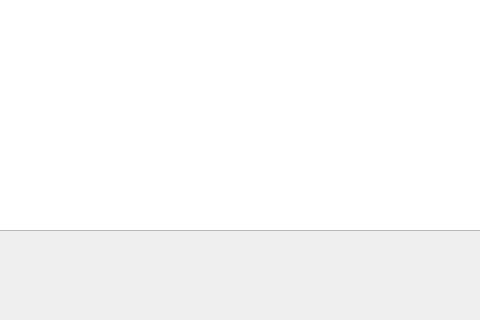
The window that ui/TableForm.ui (helviett/MKM_Lab1) describes before a commit, drawn with Qt 5; both pictures show x 156 to 636 and y 280 to 600 of the 800 by 600 pixel window.
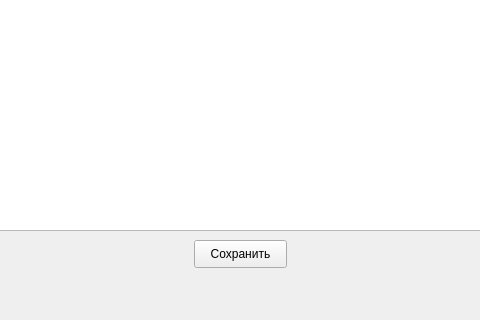
The same window after the commit.

```diff
--- a/ui/TableForm.ui
+++ b/ui/TableForm.ui
@@ -30,6 +30,19 @@
      <bool>false</bool>
     </attribute>
    </widget>
+   <widget class="QPushButton" name="SaveButton">
+    <property name="geometry">
+     <rect>
+      <x>350</x>
+      <y>520</y>
+      <width>93</width>
+      <height>28</height>
+     </rect>
+    </property>
+    <property name="text">
+     <string>Сохранить</string>
+    </property>
+   </widget>
   </widget>
   <widget class="QMenuBar" name="menubar">
    <property name="geometry">
```
